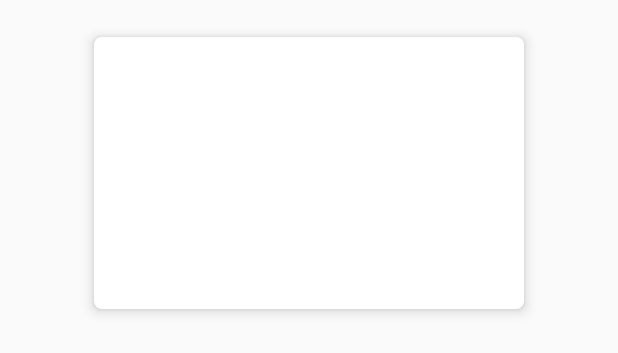
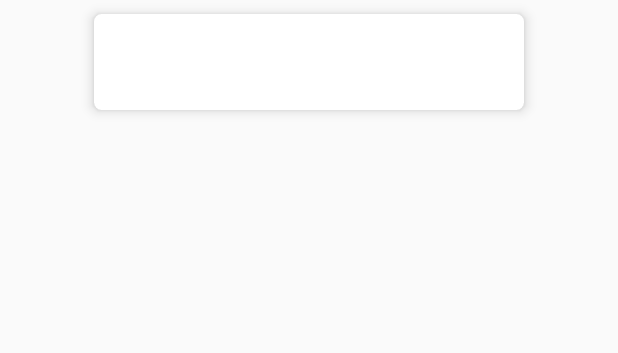
Before and after one commit to Mario0419/To-Do-App-Android, an Android app: the layout todo_list_item.xml on its own in the app's theme, with its tools: preview values and no code run, on a phone screen of 412 x 824 dp. Shown: the top 353 px of the screen. Run offline under Robolectric (Android 15) with nearby library versions, the phone set to English and light mode, and no system bars.

```diff
--- a/app/src/main/res/layout/todo_list_item.xml
+++ b/app/src/main/res/layout/todo_list_item.xml
@@ -2,15 +2,13 @@
 <LinearLayout xmlns:android="http://schemas.android.com/apk/res/android"
     android:layout_width="match_parent"
     android:gravity="center_horizontal"
-    android:paddingTop="15dp"
-    android:paddingBottom="15dp"
     android:layout_height="wrap_content">
 
     <android.support.v7.widget.CardView
         xmlns:card_view="http://schemas.android.com/apk/res-auto"
         android:id="@+id/card_view"
         android:layout_width="300dp"
-        android:layout_height="200dp"
+        android:layout_height="wrap_content"
         card_view:cardCornerRadius="5dp"
         card_view:cardElevation="5dp"
         card_view:cardUseCompatPadding="true">
@@ -30,6 +28,13 @@
                 android:layout_width="fill_parent"
                 android:layout_height="wrap_content" />
 
+            <TextView
+                android:id="@+id/textview_list_desc"
+                android:layout_width="fill_parent"
+                android:layout_height="wrap_content"
+                android:textAlignment="center"
+                android:textStyle="italic"/>
+
         </LinearLayout>
 
     </android.support.v7.widget.CardView>
--- a/app/src/main/res/values/strings.xml
+++ b/app/src/main/res/values/strings.xml
@@ -1,7 +1,7 @@
 <resources>
-    <string name="app_name">To-Do</string>
+    <string name="app_name">Do Now</string>
     <string name="add">Add</string>
-    <string name="title_activity_edit_item">EditItemActivity</string>
+    <string name="title_activity_edit_item">Edit Task</string>
 
     <string-array name="priority_array">
         <item>LOW</item>
```
Also changed, not shown: app/src/main/java/com/mx3studios/to_do/MainActivity.java (+9 -4 lines).
